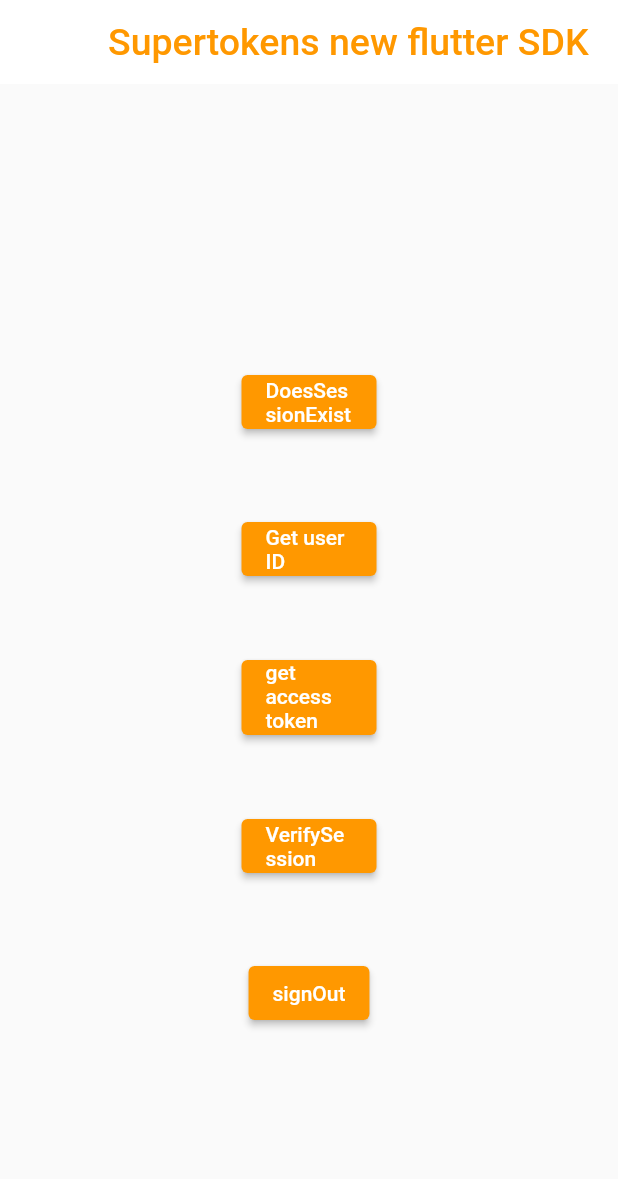
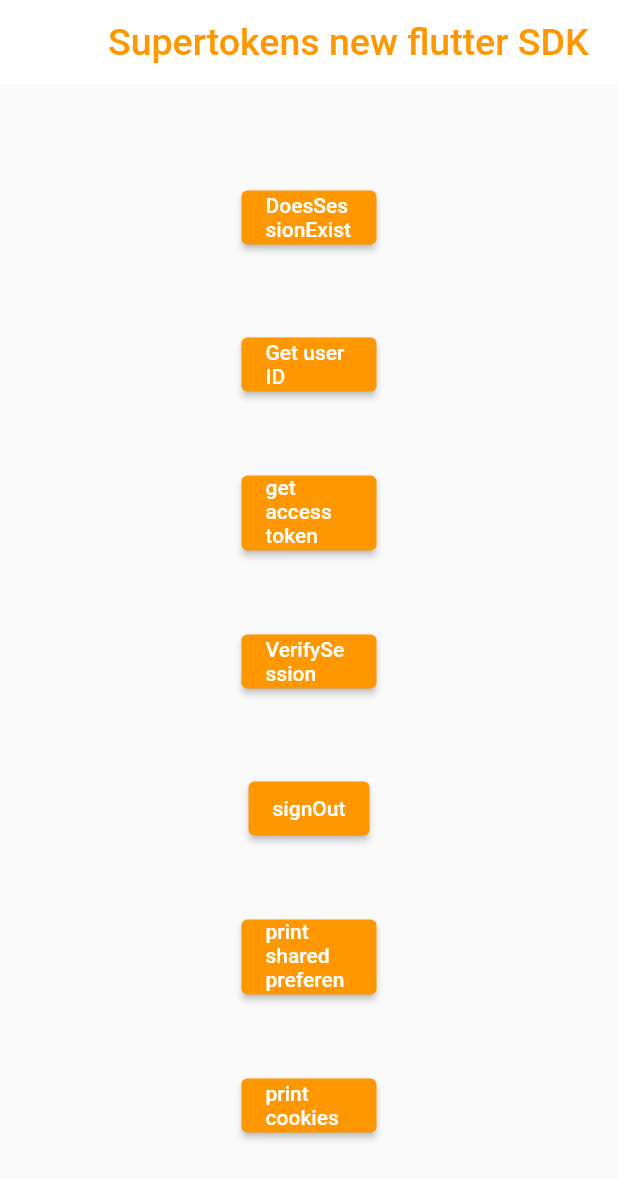
Before and after one commit to iresharma/supertokens-try, a Flutter app: the HomeScreen screen opened directly, after a tap on "VerifySession", on a phone screen of 412 x 824 dp. Shown: the top 1179 px of the screen. Run offline on Flutter 3.47's test engine with Material 2 defaults, Android fonts, the phone set to English and light mode, and no system bars; our stand-ins replace dio, shared_preferences; missing offline and left inert: dio_http_formatter, supertokens; accounts and stored records are empty; network calls fail; statements that could not run were skipped.

Commit message:
dio changes

```diff
--- /dev/null
+++ b/lib/dio.dart
@@ -0,0 +1,14 @@
+import 'package:dio/dio.dart';
+import 'package:dio_http_formatter/dio_http_formatter.dart';
+import 'package:supertokens/dio.dart';
+
+Dio setupDio(String url) {
+  Dio dio = Dio(BaseOptions(
+    connectTimeout: 5000,
+    receiveTimeout: 5000,
+    baseUrl: url,
+  ));
+  dio.interceptors.add(SuperTokensInterceptorWrapper(client: dio));
+  dio.interceptors.add(HttpFormatter());
+  return dio;
+}
--- a/lib/homeScreen.dart
+++ b/lib/homeScreen.dart
@@ -1,6 +1,11 @@
+import 'dart:convert';
+
+import 'package:dio/dio.dart';
 import 'package:flutter/material.dart';
+import 'package:shared_preferences/shared_preferences.dart';
 import 'package:supertokens/supertokens.dart';
 import 'package:supertokens/http.dart' as http;
+import 'package:supertokensfluttertry/dio.dart';
 import 'package:supertokensfluttertry/main.dart';
 
 class HomeScreen extends StatefulWidget {
@@ -22,14 +27,15 @@
   Widget build(BuildContext context) {
     return Scaffold(
       appBar: AppBar(
-        title: Text(
+        title: const Text(
           'Supertokens new flutter SDK',
           style: const TextStyle(color: Colors.orange, fontSize: 25),
         ),
         elevation: 0,
         backgroundColor: Colors.white,
       ),
-      body: Padding(
+      body: SingleChildScrollView(
+        child: Padding(
           padding: const EdgeInsets.all(15),
           child: Column(
             mainAxisAlignment: MainAxisAlignment.center,
@@ -43,8 +49,8 @@
                           MaterialStateProperty.all(const Size(90, 200))),
                   onPressed: () async {
                     ScaffoldMessenger.of(context).showSnackBar(SnackBar(
-                      content: Text(
-                          (await SuperTokens.doesSessionExist()).toString())));
+                        content: Text((await SuperTokens.doesSessionExist())
+                            .toString())));
                   },
                   child: Text('DoesSessionExist'),
                 ),
@@ -70,7 +76,14 @@
                 child: ElevatedButton(
                   style: style,
                   onPressed: () async {
-                  print(await SuperTokens.getAccessTokenPayloadSecurely());
+                    try {
+                      Map<String, dynamic> x =
+                          await SuperTokens.getAccessTokenPayloadSecurely();
+                      print(x);
+                    } on SuperTokensException catch (y, e) {
+                      // print(e.toString());
+                      print(y.cause);
+                    }
                   },
                   child: Text('get access token payload'),
                 ),
@@ -80,13 +93,10 @@
                 child: ElevatedButton(
                   style: style,
                   onPressed: () async {
-                  Uri uri =
-                      Uri.parse('http://192.168.29.177:3001/verifySession');
                     try {
-                    var resp = await http.get(
-                      uri,
-                      // headers: {'content-type': 'application/json'},
-                    );
+                      String url = 'http://192.168.29.177:3001/';
+                      Dio dio = setupDio(url);
+                      var resp = await dio.get('verifySession');
                       print(resp.statusCode);
                     } catch (e) {
                       print(e);
@@ -104,8 +114,40 @@
                   },
                   child: Text('signOut'),
                 ),
-            )
+              ),
+              const SizedBox(height: 50),
+              Center(
+                child: ElevatedButton(
+                  style: style,
+                  onPressed: () {
+                    SharedPreferences.getInstance().then((value) {
+                      value.getKeys().forEach((element) {
+                        print('$element ===> ${value.get(element)}');
+                      });
+                    });
+                  },
+                  child: Text('print shared preferences'),
+                ),
+              ),
+              const SizedBox(height: 50),
+              Center(
+                child: ElevatedButton(
+                  style: style,
+                  onPressed: () {
+                    SharedPreferences.getInstance().then((value) {
+                      Map<String, dynamic> cookies = jsonDecode(value
+                          .get('supertokens-persistent-cookies')
+                          .toString());
+                      cookies.entries.forEach((element) {
+                        print('${element.key} ==> ${element.value}');
+                      });
+                    });
+                  },
+                  child: Text('print cookies'),
+                ),
+              ),
             ],
+          ),
         ),
       ),
     );
--- a/pubspec.yaml
+++ b/pubspec.yaml
@@ -39,6 +39,9 @@
   # The following adds the Cupertino Icons font to your application.
   # Use with the CupertinoIcons class for iOS style icons.
   cupertino_icons: ^1.0.2
+  dio: ^4.0.6
+  shared_preferences: ^2.0.15
+  dio_http_formatter: ^2.1.0
 
 dev_dependencies:
   flutter_test:
```
Also changed, not shown: lib/main.dart (+11 -6 lines), pubspec.lock. Lines whose indentation alone changed are shown as unchanged.
